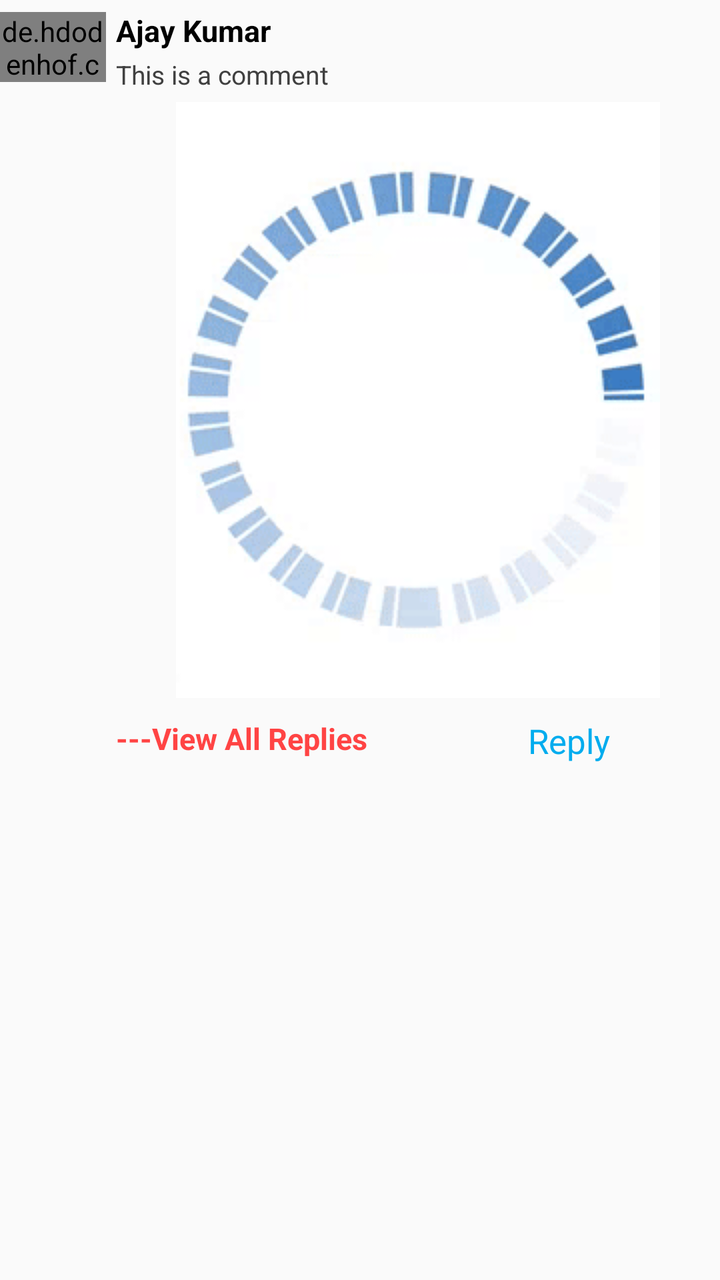
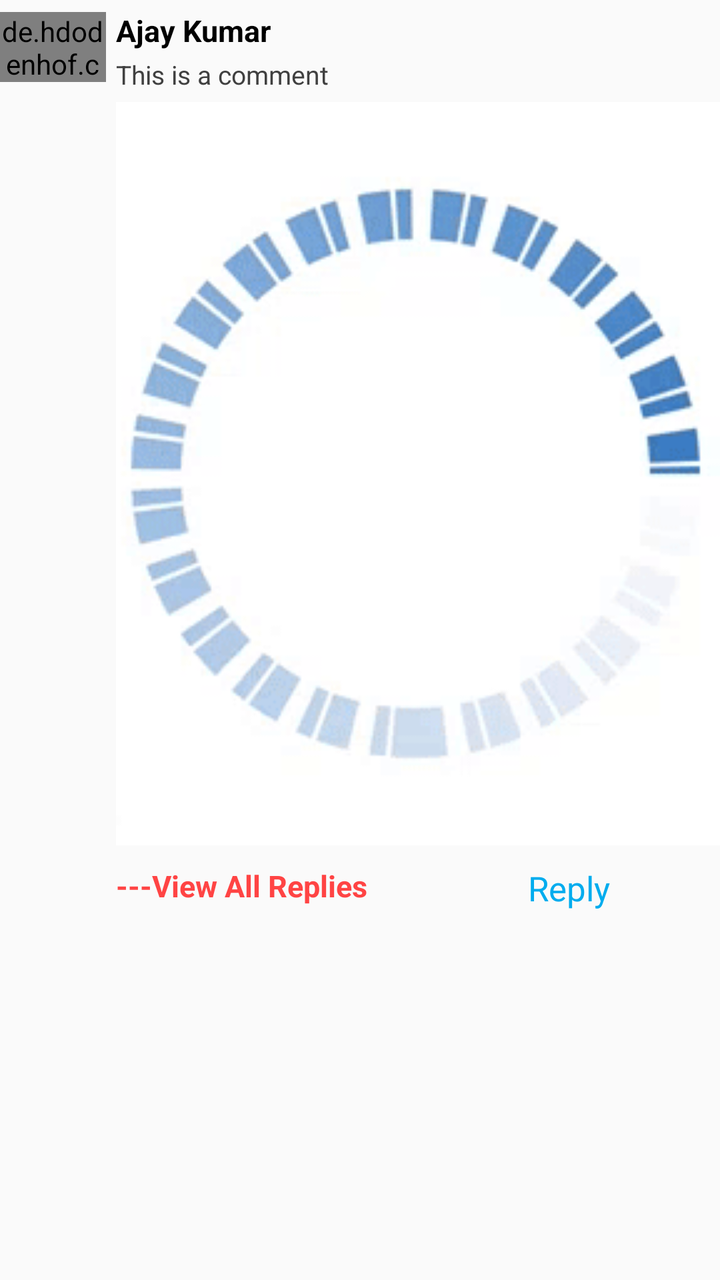

Compare the two renders of this Android layout. The source of the first and the diff that turns it into the second are given below.
<!-- AndroidManifest.xml: application theme AppTheme -->
<!-- res/layout/indiview_post_comment.xml -->
<?xml version="1.0" encoding="utf-8"?>
<LinearLayout xmlns:android="http://schemas.android.com/apk/res/android"
    xmlns:app="http://schemas.android.com/apk/res-auto"
    android:layout_width="match_parent"
    android:layout_height="wrap_content"
    android:layout_marginStart="10dp"
    android:layout_marginEnd="10dp"
    android:orientation="horizontal">

    <de.hdodenhof.circleimageview.CircleImageView
        android:id="@+id/iv_profile_image"
        android:layout_width="0dp"
        android:layout_height="35dp"
        android:layout_alignParentTop="true"
        android:layout_centerHorizontal="true"
        android:layout_marginTop="6dp"
        android:layout_marginRight="5dp"
        android:layout_weight="0.15"
        android:src="@drawable/ic_boy"
        app:civ_border_color="@color/smalldarkgrey"
        app:civ_border_width="0.5dp" />

    <LinearLayout
        android:layout_width="0dp"
        android:layout_height="wrap_content"
        android:layout_marginTop="5dp"
        android:layout_marginBottom="5dp"
        android:layout_weight="0.85"
        android:orientation="vertical">

        <LinearLayout
            android:layout_width="match_parent"
            android:layout_height="wrap_content"
            android:orientation="horizontal">

            <TextView
                android:id="@+id/username"
                android:layout_width="wrap_content"
                android:layout_height="wrap_content"
                android:text="Ajay Kumar"
                android:textColor="@android:color/black"
                android:textSize="15sp"
                android:textStyle="bold" />
            <TextView
                android:id="@+id/commentTime"
                android:layout_width="wrap_content"
                android:layout_height="wrap_content"
                android:textColor="@color/verydarkgrey"
                android:textSize="13sp" />
        </LinearLayout>

        <TextView
            android:id="@+id/comment_text"
            android:layout_width="match_parent"
            android:layout_height="wrap_content"
            android:layout_marginTop="3dp"
            android:paddingEnd="10dp"
            android:text="This is a comment"
            android:textColor="@color/verydarkgrey"
            android:textSize="13sp" />

        <ImageView
            android:id="@+id/comment_image"
            android:layout_width="match_parent"
            android:layout_height="wrap_content"
            android:layout_marginTop="5dp"
            android:src="@drawable/loading_new" />

        <android.support.v7.widget.RecyclerView
            android:id="@+id/comments_recyclerview"
            android:layout_width="match_parent"
            android:layout_height="wrap_content" />
        <LinearLayout
            android:layout_width="match_parent"
            android:layout_height="wrap_content"
            android:layout_marginTop="10dp"
            android:orientation="horizontal">

            <TextView
                android:id="@+id/view_all_replies"
                android:layout_width="0dp"
                android:layout_height="wrap_content"
                android:layout_weight="0.5"
                android:text="---View All Replies"
                android:textColor="#ff4444"
                android:textSize="15sp"
                android:textStyle="bold" />

            <TextView
                android:id="@+id/tv_reply_btn"
                android:layout_width="0dp"
                android:layout_height="wrap_content"
                android:layout_gravity="center_horizontal"
                android:layout_weight="0.5"
                android:gravity="center"
                android:text="Reply"
                android:textColor="@color/colorPrimary"
                android:textSize="17sp" />
        </LinearLayout>

    </LinearLayout>

</LinearLayout>
<!-- resources referenced by this layout -->
<resources>
  <color name="colorPrimary">#00acee</color>
  <color name="smalldarkgrey">#d0d0d0</color>
  <color name="verydarkgrey">#404040</color>
  <!-- drawable ic_boy: vector/xml drawable (drawable, 5332 chars, omitted) -->
  <!-- drawable loading_new: gif bitmap (drawable, 625462 bytes) -->
  <style name="AppTheme" parent="Theme.AppCompat.Light.NoActionBar">
          
          <item name="colorPrimary">@color/colorPrimary</item>
          <item name="colorPrimaryDark">@color/colorPrimaryDark</item>
          <item name="colorAccent">@color/colorAccent</item>
      </style>
  <color name="colorPrimaryDark">#00acee</color>
  <color name="colorAccent">#D81B60</color>
</resources>

<!-- the commit's change to res/layout/indiview_post_comment.xml (unified diff, before → after) -->
@@ -64,6 +64,8 @@
             android:layout_width="match_parent"
             android:layout_height="wrap_content"
             android:layout_marginTop="5dp"
+            android:scaleType="fitCenter"
+            android:adjustViewBounds="true"
             android:src="@drawable/loading_new" />
 
         <android.support.v7.widget.RecyclerView
